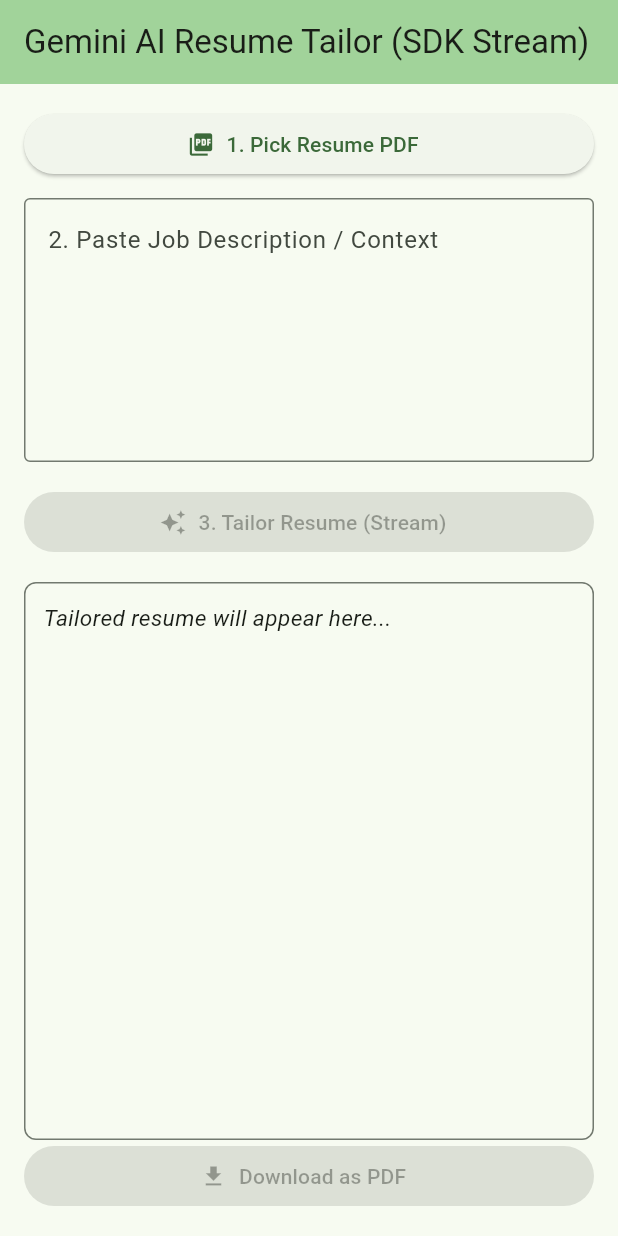
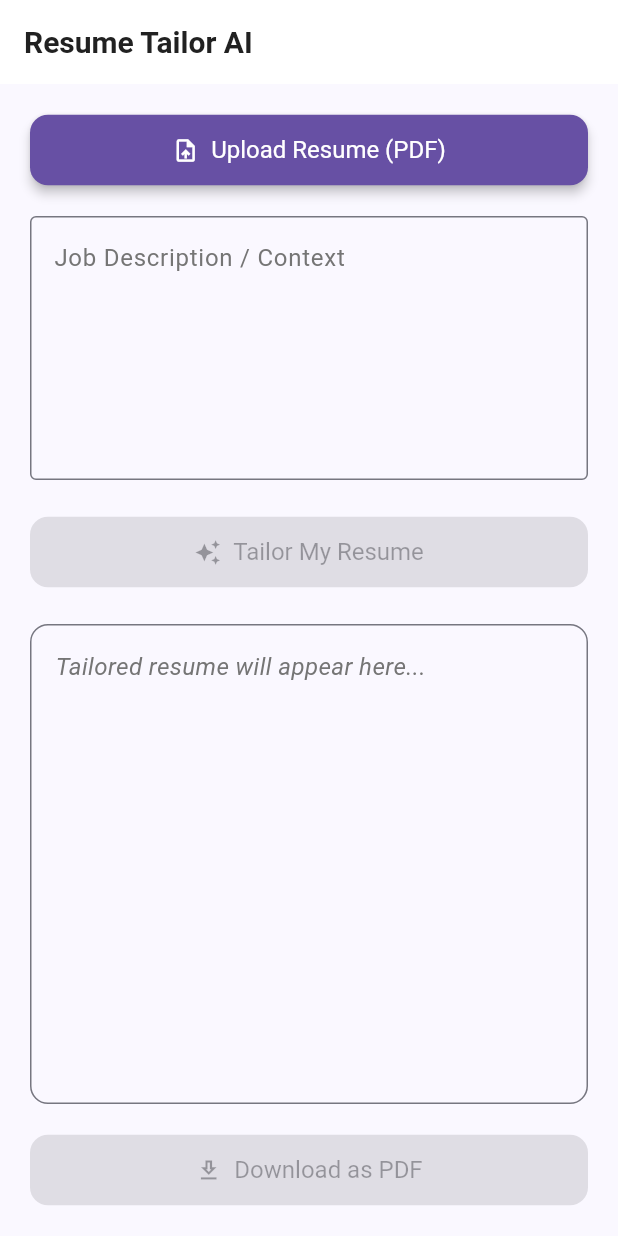
Before and after one commit to PeterNguyenDeveloper/ResumeTailorFlutter, a Flutter app: the screen it shows after launch, on a phone screen of 412 x 824 dp. Run offline on Flutter 3.47's test engine with Material 3 defaults, Android fonts, the phone set to English and light mode, and no system bars; drawn by our look-alikes of flutter_markdown; our stand-ins replace file_picker, google_generative_ai, pdf, printing; missing offline and left inert: htmltopdfwidgets.

````diff
--- a/my_flutter_app/lib/main.dart
+++ b/my_flutter_app/lib/main.dart
@@ -1,9 +1,9 @@
-import 'dart:async'; // Keep for WidgetsBinding if needed, but not StreamSubscription
+import 'dart:async';
 import 'package:flutter/material.dart';
 import 'package:file_picker/file_picker.dart';
-import 'package:google_generative_ai/google_generative_ai.dart'; // Import the package
+import 'package:google_generative_ai/google_generative_ai.dart';
 import 'package:mime/mime.dart';
-import 'package:flutter_markdown/flutter_markdown.dart'; // Keep for Markdown if needed
+import 'package:flutter_markdown/flutter_markdown.dart';
 import 'package:pdf/pdf.dart';
 import 'package:pdf/widgets.dart' as pw;
 import 'package:printing/printing.dart';
@@ -23,20 +23,107 @@ class MyApp extends StatelessWidget {
   @override
   Widget build(BuildContext context) {
     return MaterialApp(
-      title: 'Resume Tailor (SDK Streaming)', // Updated title
+      title: 'Resume Tailor AI',
       theme: ThemeData(
-        colorScheme: ColorScheme.fromSeed(seedColor: Colors.green),
+        colorScheme: ColorScheme.fromSeed(
+          seedColor: const Color.fromARGB(
+            255,
+            38,
+            89,
+            228,
+          ), // Modern purple accent
+          brightness: Brightness.light,
+        ),
         useMaterial3: true,
+        fontFamily: 'Roboto', // Modern, clean font
+        textTheme: const TextTheme(
+          headlineLarge: TextStyle(
+            fontSize: 32,
+            fontWeight: FontWeight.bold,
+            color: Color(0xFF212121), // Dark grey for headings
+          ),
+          titleLarge: TextStyle(
+            fontSize: 24,
+            fontWeight: FontWeight.w600,
+            color: Color(0xFF424242),
+          ),
+          bodyMedium: TextStyle(
+            fontSize: 16,
+            color: Color(0xFF757575), // Medium grey for body text
+            height: 1.5,
+          ),
+          labelLarge: TextStyle(
+            fontSize: 16,
+            fontWeight: FontWeight.w500,
+            color: Colors.white,
+          ),
+        ),
+        elevatedButtonTheme: ElevatedButtonThemeData(
+          style: ElevatedButton.styleFrom(
+            padding: const EdgeInsets.symmetric(horizontal: 24, vertical: 14),
+            shape: RoundedRectangleBorder(
+              borderRadius: BorderRadius.circular(12),
+            ),
+            backgroundColor: const Color(0xFF6750A4), // Primary purple
+            foregroundColor: Colors.white,
+            textStyle: const TextStyle(fontSize: 16),
+            elevation: 3,
+          ),
+        ),
+        outlinedButtonTheme: OutlinedButtonThemeData(
+          style: OutlinedButton.styleFrom(
+            padding: const EdgeInsets.symmetric(horizontal: 24, vertical: 14),
+            shape: RoundedRectangleBorder(
+              borderRadius: BorderRadius.circular(12),
+              side: const BorderSide(color: Color(0xFF6750A4)),
+            ),
+            foregroundColor: const Color(0xFF6750A4),
+            textStyle: const TextStyle(fontSize: 16),
+          ),
+        ),
+        inputDecorationTheme: InputDecorationTheme(
+          border: OutlineInputBorder(
+            borderRadius: BorderRadius.circular(12),
+            borderSide: const BorderSide(color: Color(0xFFBDBDBD)),
+          ),
+          focusedBorder: OutlineInputBorder(
+            borderRadius: BorderRadius.circular(12),
+            borderSide: const BorderSide(color: Color(0xFF6750A4), width: 2),
+          ),
+          labelStyle: const TextStyle(color: Color(0xFF757575)),
+          hintStyle: const TextStyle(color: Color(0xFF9E9E9E)),
+        ),
+        appBarTheme: const AppBarTheme(
+          backgroundColor: Colors.white,
+          elevation: 0,
+          titleTextStyle: TextStyle(
+            color: Color(0xFF212121),
+            fontSize: 20,
+            fontWeight: FontWeight.w600,
+          ),
+          iconTheme: IconThemeData(color: Color(0xFF424242)),
+        ),
+        progressIndicatorTheme: const ProgressIndicatorThemeData(
+          color: Color(0xFF6750A4),
+        ),
+        snackBarTheme: const SnackBarThemeData(
+          backgroundColor: Color(0xFF424242),
+          contentTextStyle: TextStyle(color: Colors.white),
+          behavior: SnackBarBehavior.floating,
+        ),
+        dividerTheme: const DividerThemeData(
+          color: Color(0xFFE0E0E0),
+          thickness: 1,
+        ),
       ),
-      home: const MyHomePage(
-        title: 'Gemini AI Resume Tailor (SDK Stream)',
-      ), // Updated title
+      home: const MyHomePage(title: 'Resume Tailor AI'),
     );
   }
 }
 
 class MyHomePage extends StatefulWidget {
   const MyHomePage({super.key, required this.title});
+
   final String title;
 
   @override
@@ -49,39 +136,27 @@ class _MyHomePageState extends State<MyHomePage> {
   final ScrollController _scrollController = ScrollController();
   String _tailoredResume = '';
   bool _isLoading = false;
-  bool _isCancelled = false; // Flag to signal cancellation
-
-  // --- Initialize the Generative Model ---
+  bool _isCancelled = false;
   late final GenerativeModel _model;
 
   Future<void> _downloadAsPDF() async {
-    // Load fonts
     final ByteData notoSansData = await rootBundle.load(
       'assets/fonts/NotoSans-Regular.ttf',
     );
     final pw.Font notoSans = pw.Font.ttf(notoSansData);
 
-    // Convert Markdown string to PDF widgets
     final List<pw.Widget> markdownWidgets = await html2pdf.HTMLToPdf()
         .convertMarkdown(_tailoredResume);
 
-    // Create a new PDF document
     final pdf = pw.Document();
 
-    // Add content to the PDF with font and fallback
     pdf.addPage(
       pw.MultiPage(
-        theme: pw.ThemeData.withFont(
-          base: notoSans,
-          fontFallback: [
-            notoSans,
-          ], // Fallback for unsupported characters like bullets
-        ),
+        theme: pw.ThemeData.withFont(base: notoSans, fontFallback: [notoSans]),
         build: (pw.Context context) => [...markdownWidgets],
       ),
     );
 
-    // Let user print or download
     await Printing.layoutPdf(
       onLayout: (PdfPageFormat format) async => pdf.save(),
     );
@@ -90,31 +165,19 @@ class _MyHomePageState extends State<MyHomePage> {
   @override
   void initState() {
     super.initState();
-    // --- Initialize the Model ---
-    _model = GenerativeModel(
-      // Use the specific model supporting function calling
-      model: 'gemini-2.0-flash', // Or your preferred model
-      apiKey: GEMINI_API_KEY,
-      // Optional: Add safety settings, generation config if needed
-      // safetySettings: [ SafetySetting(...) ],
-      // generationConfig: GenerationConfig( temperature: 0.7 ),
-    );
+    _model = GenerativeModel(model: 'gemini-2.0-flash', apiKey: GEMINI_API_KEY);
   }
 
-  // --- Pick PDF (Unchanged from original) ---
   Future<void> pickPDF() async {
-    // No need to cancel stream here, cancellation logic is now simpler
     setState(() {
       _selectedPDF = null;
       _tailoredResume = '';
     });
-
     FilePickerResult? result = await FilePicker.platform.pickFiles(
       type: FileType.custom,
       allowedExtensions: ['pdf'],
-      withData: true, // Ensure bytes are loaded
+      withData: true,
     );
-
     if (result != null && result.files.single.bytes != null) {
       setState(() => _selectedPDF = result.files.single);
       if (mounted) {
@@ -133,22 +196,19 @@ class _MyHomePageState extends State<MyHomePage> {
     }
   }
 
-  // --- Cancel Stream (Simplified) ---
   Future<void> _cancelStream() async {
     if (_isLoading) {
       print("Attempting to cancel stream...");
       setState(() {
-        _isCancelled = true; // Signal the stream loop to stop
-        _isLoading = false; // Update UI immediately
+        _isCancelled = true;
+        _isLoading = false;
         _tailoredResume += "\n\n[Request Cancelled by User]";
       });
       print("Cancellation requested.");
     }
   }
 
-  // --- ** Refactored streamTailorResume using google_generative_ai SDK ** ---
   Future<void> streamTailorResume() async {
-    // --- Input Validation (Mostly Unchanged) ---
     if (_selectedPDF == null || _selectedPDF!.bytes == null) {
       if (mounted) {
         ScaffoldMessenger.of(context).showSnackBar(
@@ -166,25 +226,20 @@ class _MyHomePageState extends State<MyHomePage> {
       return;
     }
 
-    // --- Reset state for new request ---
     setState(() {
       _isLoading = true;
-      _isCancelled = false; // Reset cancellation flag
-      _tailoredResume = ''; // Clear previous output
+      _isCancelled = false;
+      _tailoredResume = '';
     });
 
-    // --- Prepare Request Content using SDK Parts ---
     try {
       final pdfBytes = _selectedPDF!.bytes!;
       final mimeType = lookupMimeType(
         _selectedPDF!.name,
         headerBytes:
-            pdfBytes.length > 1024
-                ? pdfBytes.sublist(0, 1024)
-                : pdfBytes, // Use header bytes for lookup
+            pdfBytes.length > 1024 ? pdfBytes.sublist(0, 1024) : pdfBytes,
       );
 
-      // Validate MIME type (important for the API)
       if (mimeType != 'application/pdf') {
         if (mounted) {
           setState(() {
@@ -209,40 +264,29 @@ class _MyHomePageState extends State<MyHomePage> {
           "Style the resume in a professional manner. "
           "Tailor the resume to the following Job Description: ${_textController.text}";
 
-      // Create DataPart for the PDF
       final pdfPart = DataPart(mimeType!, pdfBytes);
-      // Create TextPart for the prompt
       final textPart = TextPart(prompt);
 
-      // Combine parts into a Content object (for multimodal input)
-      // The API expects a List<Content>
       final content = [
         Content.multi([textPart, pdfPart]),
       ];
 
-      // --- Call the SDK's stream API ---
       final Stream<GenerateContentResponse> responseStream = _model
           .generateContentStream(content);
 
-      // --- Process the stream ---
       await for (final chunk in responseStream) {
-        // Check if cancellation was requested during the stream processing
         if (_isCancelled) {
           print("Stream processing stopped due to cancellation.");
-          break; // Exit the loop
+          break;
         }
-
-        // Extract text from the chunk
         final textChunk = chunk.text;
         if (textChunk != null && mounted) {
           setState(() {
-            _tailoredResume += textChunk; // Append text chunk
-            // Remove ```markdown at the start
+            _tailoredResume += textChunk;
             if (_tailoredResume.startsWith('```markdown')) {
               _tailoredResume =
                   _tailoredResume.substring('```markdown'.length).trim();
             }
-            // Remove ``` at the end if the length is greater than 20
             if (_tailoredResume.length > 5 && _tailoredResume.endsWith('```')) {
               _tailoredResume =
                   _tailoredResume
@@ -250,21 +294,17 @@ class _MyHomePageState extends State<MyHomePage> {
                       .trim();
             }
           });
-
-          // Auto-scroll (simplified)
           WidgetsBinding.instance.addPostFrameCallback((_) {
             if (_scrollController.hasClients &&
                 _scrollController.position.maxScrollExtent > 0) {
               _scrollController.animateTo(
                 _scrollController.position.maxScrollExtent,
-                duration: const Duration(milliseconds: 200), // Smooth scroll
+                duration: const Duration(milliseconds: 200),
                 curve: Curves.easeOut,
               );
             }
           });
         }
-
-        // Optional: Check for finish reason if needed
         final finishReason = chunk.candidates.firstOrNull?.finishReason;
         if (finishReason != null &&
             finishReason != FinishReason.stop &&
@@ -275,16 +315,13 @@ class _MyHomePageState extends State<MyHomePage> {
               _tailoredResume += '\n[API Stop Reason: $finishReason]';
             });
           }
-          break; // Stop processing if API signals an issue
+          break;
         }
       }
-
-      // If the loop finishes without being cancelled, mark loading as done
       if (!_isCancelled && mounted) {
         print("Stream finished normally.");
       }
     } catch (e, stackTrace) {
-      // --- Handle SDK Errors ---
       print('Error generating content: $e\n$stackTrace');
       if (mounted) {
         setState(() {
@@ -295,7 +332,6 @@ class _MyHomePageState extends State<MyHomePage> {
         );
       }
     } finally {
-      // --- Ensure loading state is reset ---
       if (mounted) {
         setState(() {
           _isLoading = false;
@@ -308,125 +344,108 @@ class _MyHomePageState extends State<MyHomePage> {
   void dispose() {
     _textController.dispose();
     _scrollController.dispose();
-    // No need to manually cancel SDK stream subscription or close http client here
     super.dispose();
   }
 
   @override
   Widget build(BuildContext context) {
-    // --- BUILD METHOD REMAINS THE SAME ---
-    // No changes needed in the UI structure itself.
     return Scaffold(
       appBar: AppBar(
-        backgroundColor: Theme.of(context).colorScheme.inversePrimary,
         title: Text(widget.title),
         actions: [
           if (_isLoading)
             IconButton(
-              icon: const Icon(Icons.cancel),
-              tooltip: 'Cancel Request', // Updated tooltip
-              onPressed: _cancelStream, // Calls the simplified cancel logic
+              icon: const Icon(Icons.stop_circle_outlined),
+              tooltip: 'Cancel',
+              onPressed: _cancelStream,
             ),
         ],
       ),
       body: Padding(
-        padding: const EdgeInsets.all(16.0),
+        padding: const EdgeInsets.all(20.0),
         child: Column(
           crossAxisAlignment: CrossAxisAlignment.stretch,
           children: <Widget>[
             ElevatedButton.icon(
-              icon: const Icon(Icons.picture_as_pdf),
+              icon: const Icon(Icons.upload_file_outlined),
               onPressed: _isLoading ? null : pickPDF,
-              label: const Text('1. Pick Resume PDF'),
+              label: const Text('Upload Resume (PDF)'),
             ),
             if (_selectedPDF != null)
               Padding(
-                padding: const EdgeInsets.symmetric(vertical: 8.0),
-                child: Text(
-                  'Selected: ${_selectedPDF!.name}',
-                  textAlign: TextAlign.center,
-                  style: TextStyle(
-                    color: Theme.of(context).colorScheme.secondary,
+                padding: const EdgeInsets.symmetric(vertical: 12.0),
+                child: Container(
+                  padding: const EdgeInsets.all(12.0),
+                  decoration: BoxDecoration(
+                    color: Theme.of(context).colorScheme.secondaryContainer,
+                    borderRadius: BorderRadius.circular(8),
+                  ),
+                  child: Text(
+                    'Selected: ${_selectedPDF!.name}',
+                    textAlign: TextAlign.center,
+                    style: TextStyle(
+                      color: Theme.of(context).colorScheme.onSecondaryContainer,
+                      fontWeight: FontWeight.w500,
+                    ),
                   ),
                 ),
               ),
-            const SizedBox(height: 12),
+            const SizedBox(height: 20),
             TextField(
               controller: _textController,
               maxLines: 6,
               enabled: !_isLoading,
               decoration: const InputDecoration(
+                labelText: 'Job Description / Context',
+                hintText: 'Paste the target job description here...',
                 border: OutlineInputBorder(),
-                labelText: '2. Paste Job Description / Context',
-                hintText: 'Paste the target job description here...',
                 alignLabelWithHint: true,
               ),
             ),
-            const SizedBox(height: 16),
+            const SizedBox(height: 24),
             ElevatedButton.icon(
               icon: const Icon(Icons.auto_awesome),
               onPressed:
                   (_selectedPDF == null || _isLoading)
                       ? null
-                      : streamTailorResume, // Calls the refactored function
+                      : streamTailorResume,
               label: Text(
-                _isLoading ? 'Tailoring...' : '3. Tailor Resume (Stream)',
-              ),
-              style: ElevatedButton.styleFrom(
-                backgroundColor:
-                    _isLoading
-                        ? Colors.grey
-                        : Theme.of(context).colorScheme.primary,
-                foregroundColor: Theme.of(context).colorScheme.onPrimary,
+                _isLoading ? 'Tailoring Resume...' : 'Tailor My Resume',
               ),
             ),
             if (_isLoading)
               const Padding(
-                padding: EdgeInsets.symmetric(vertical: 12.0),
+                padding: EdgeInsets.symmetric(vertical: 16.0),
                 child: LinearProgressIndicator(),
               ),
-            const SizedBox(height: 16),
+            const SizedBox(height: 24),
             Expanded(
               child: Container(
                 decoration: BoxDecoration(
                   border: Border.all(color: Theme.of(context).dividerColor),
-                  borderRadius: BorderRadius.circular(8.0),
+                  borderRadius: BorderRadius.circular(12.0),
                 ),
-                padding: const EdgeInsets.all(12.0),
+                padding: const EdgeInsets.all(16.0),
                 child: SingleChildScrollView(
                   controller: _scrollController,
                   child: MarkdownBody(
                     data:
                         _tailoredResume.isEmpty && !_isLoading && !_isCancelled
-                            ? '*Tailored resume will appear here...*' // Placeholder text (as Markdown italic)
-                            : _tailoredResume, // The actual Markdown content from Gemini
-                    selectable:
-                        true, // Allows text selection like SelectableText
+                            ? '*Tailored resume will appear here...*'
+                            : _tailoredResume,
+                    selectable: true,
                     styleSheet: MarkdownStyleSheet.fromTheme(
                       Theme.of(context),
-                    ).copyWith(
-                      // Apply base text style similar to the previous SelectableText
-                      p: Theme.of(context).textTheme.bodyMedium?.copyWith(
-                        fontSize: 15,
-                        height: 1.4,
-                      ),
-                      // You can customize other Markdown elements here if needed:
-                      // h1: Theme.of(context).textTheme.headlineLarge,
-                      // code: TextStyle(backgroundColor: Colors.grey[200], fontFamily: 'monospace'),
-                      // blockquoteDecoration: BoxDecoration(...)
-                    ),
+                    ).copyWith(p: Theme.of(context).textTheme.bodyMedium),
                   ),
                 ),
               ),
             ),
+            const SizedBox(height: 20),
             ElevatedButton.icon(
-              icon: const Icon(Icons.download),
+              icon: const Icon(Icons.download_outlined),
               label: const Text('Download as PDF'),
               onPressed: _tailoredResume.trim().isEmpty ? null : _downloadAsPDF,
-              style: ElevatedButton.styleFrom(
-                backgroundColor: Colors.blueAccent,
-                foregroundColor: Colors.white,
-              ),
             ),
           ],
         ),
````
